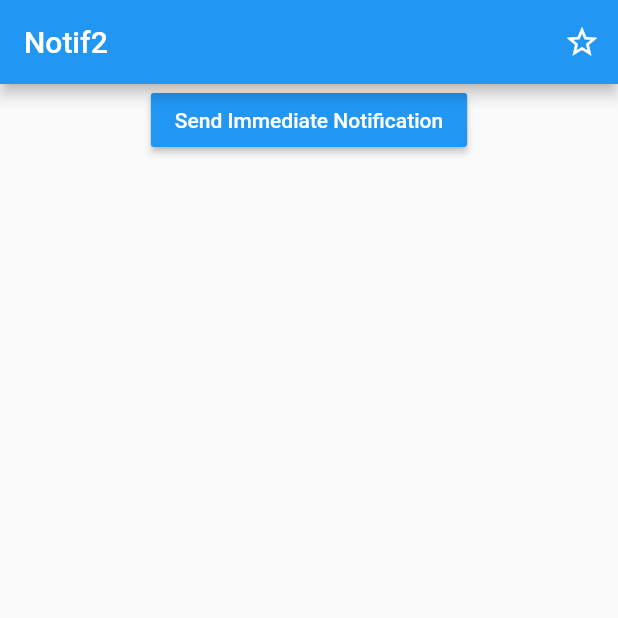
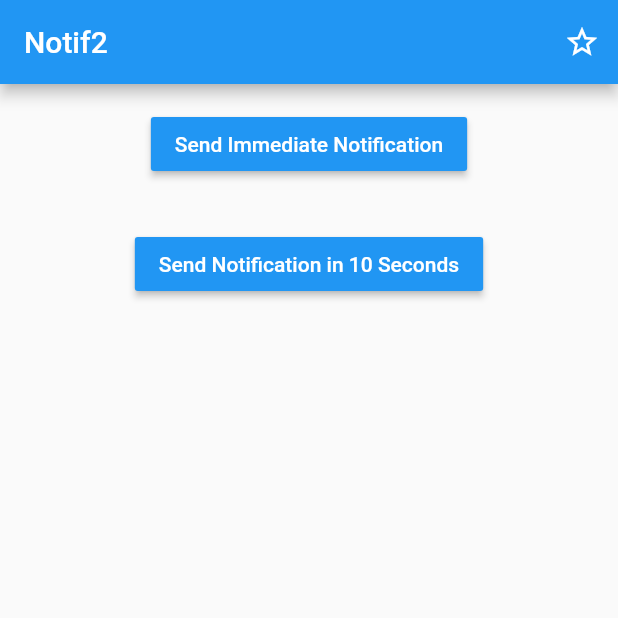
Before and after one commit to maydev99/notif2, a Flutter app: the screen it shows after launch, after a tap on "Send Immediate Notification", on a phone screen of 412 x 824 dp, the top half of it. Run offline on Flutter 3.47's test engine with Material 2 defaults, Android fonts, the light colour scheme and no system bars; our stand-ins replace awesome_notifications; statements that could not run were skipped.

Commit message:
Added Delayed Notification

```diff
--- a/lib/home_page.dart
+++ b/lib/home_page.dart
@@ -103,7 +103,9 @@ class _HomePageState extends State<HomePage> {
       ),
       body: Column(
         children: [
-          Center(
+          Padding(
+            padding: const EdgeInsets.all(16.0),
+            child: Center(
               child: MaterialButton(
                 onPressed: () {
                   createBikeNotification();
@@ -112,7 +114,22 @@ class _HomePageState extends State<HomePage> {
                 color: Colors.blue,
                 textColor: Colors.white,
               ),
-          )
+            ),
+          ),
+          Padding(
+            padding: const EdgeInsets.all(16.0),
+            child: Center(
+              child: MaterialButton(
+                onPressed: () {
+                  createDelayedBikeNotification();
+                },
+                child: const Text('Send Notification in 10 Seconds'),
+                color: Colors.blue,
+                textColor: Colors.white,
+              ),
+            ),
+          ),
+
         ],
       ),
     );
--- a/lib/main.dart
+++ b/lib/main.dart
@@ -12,6 +12,13 @@ void main() {
           defaultColor: Colors.teal,
           importance: NotificationImportance.High,
           channelShowBadge: true,
+        ),
+        NotificationChannel(
+          channelKey: 'delayed_channel',
+          channelName: 'delayed_notification',
+          defaultColor: Colors.red,
+          importance: NotificationImportance.High,
+          channelShowBadge: true
         )
       ]);
   runApp(const MyApp());
--- a/lib/notifications.dart
+++ b/lib/notifications.dart
@@ -1,15 +1,48 @@
-
-
 import 'package:awesome_notifications/awesome_notifications.dart';
 import 'package:layout/utilities.dart';
 
 Future<void> createBikeNotification() async {
-  await AwesomeNotifications().createNotification(content: NotificationContent(
-    id: createUniqueId(),
-    channelKey: 'bike_channel',
-    title: '${Emojis.animals_frog} Time to go biking!',
-    body: 'Get on the bike and ride!',
-      bigPicture: 'asset://assets/twobikes.jpg',
-    notificationLayout: NotificationLayout.BigPicture
-  ));
+  await AwesomeNotifications().createNotification(
+      content: NotificationContent(
+          id: createUniqueId(),
+          channelKey: 'bike_channel',
+          title: '${Emojis.animals_frog} Time to go biking!',
+          body: 'Get on the bike and ride!',
+          bigPicture: 'asset://assets/twobikes.jpg',
+          notificationLayout: NotificationLayout.BigPicture));
+
+
+  }
+
+Future<void> createDelayedBikeNotification() async {
+  DateTime now = DateTime.now();
+
+  await AwesomeNotifications().createNotification(
+    content: NotificationContent(
+        id: createUniqueId(),
+        channelKey: 'delayed_channel',
+        title: '${Emojis.time_alarm_clock} Sent from the future!',
+        body: 'It was time to bike 10 seconds ago',
+        notificationLayout: NotificationLayout.Default),
+
+    actionButtons: [
+      NotificationActionButton(
+        key: 'MARK_DONE',
+        label: 'Done',
+
+      ),
+
+    ],
+
+    schedule: NotificationCalendar(
+
+      weekday: now.weekday,
+      hour: now.hour,
+      minute: now.minute,
+      second: now.second + 10,
+      millisecond: 0,
+      repeats: false,
+    ),
+
+  );
 }
```
Lines whose indentation alone changed are shown as unchanged.
